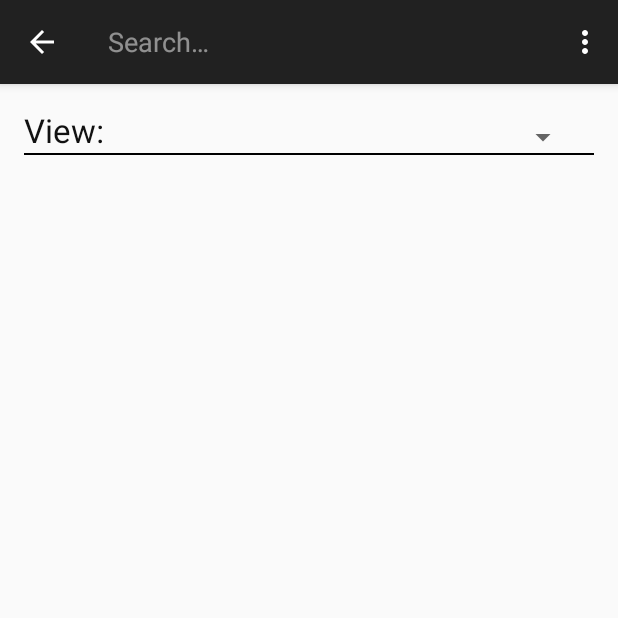
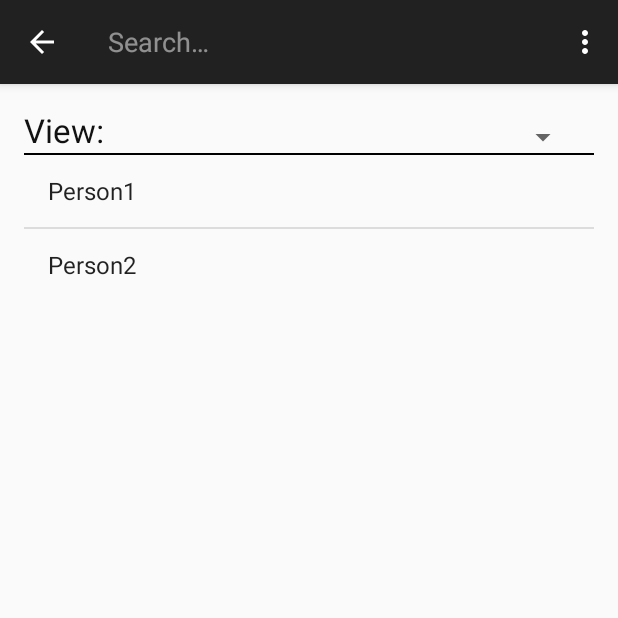
Before and after one commit to CMPUT301F15T10/Exchange, an Android app: the ViewPersonActivity screen opened directly, with no data from a screen before it, after a tap on "Search", on a phone screen of 412 x 824 dp, the top half of it. Run offline under Robolectric (Android 15) with nearby library versions, the phone set to English and light mode, and no system bars.

Commit message:
Populated some fake data into browse/search people

```diff
--- a/app/src/main/AndroidManifest.xml
+++ b/app/src/main/AndroidManifest.xml
@@ -56,10 +56,6 @@
             android:label="@string/title_activity_trade" >
         </activity>
         <activity
-            android:name=".Activities.EditPasswordActivity"
-            android:label="@string/title_activity_edit_password" >
-        </activity>
-        <activity
             android:name=".Activities.ConfigurationActivity"
             android:label="@string/title_activity_configuration" >
         </activity>
--- a/app/src/main/java/cmput301exchange/exchange/Activities/ViewPersonActivity.java
+++ b/app/src/main/java/cmput301exchange/exchange/Activities/ViewPersonActivity.java
@@ -4,13 +4,34 @@ import android.support.v7.app.AppCompatActivity;
 import android.os.Bundle;
 import android.view.Menu;
 import android.view.MenuItem;
+import android.widget.ArrayAdapter;
+import android.widget.ListView;
+
+import java.util.ArrayList;
+import java.util.List;
+
 import cmput301exchange.exchange.R;
 public class ViewPersonActivity extends AppCompatActivity {
+
+    private ListView lv;
 
     @Override
     protected void onCreate(Bundle savedInstanceState) {
         super.onCreate(savedInstanceState);
         setContentView(R.layout.activity_view_person);
+
+        lv = (ListView) findViewById(R.id.listView2);
+
+        List<String> person_list = new ArrayList<String>();
+        person_list.add("Person1");
+        person_list.add("Person2");
+
+        ArrayAdapter<String> arrayAdapter = new ArrayAdapter<String>(
+                this,
+                android.R.layout.simple_list_item_1,
+                person_list );
+
+        lv.setAdapter(arrayAdapter);
     }
 
     @Override
```
Also changed, not shown: app/src/main/java/cmput301exchange/exchange/Activities/EditPasswordActivity.java (deleted, +0 -37 lines).
